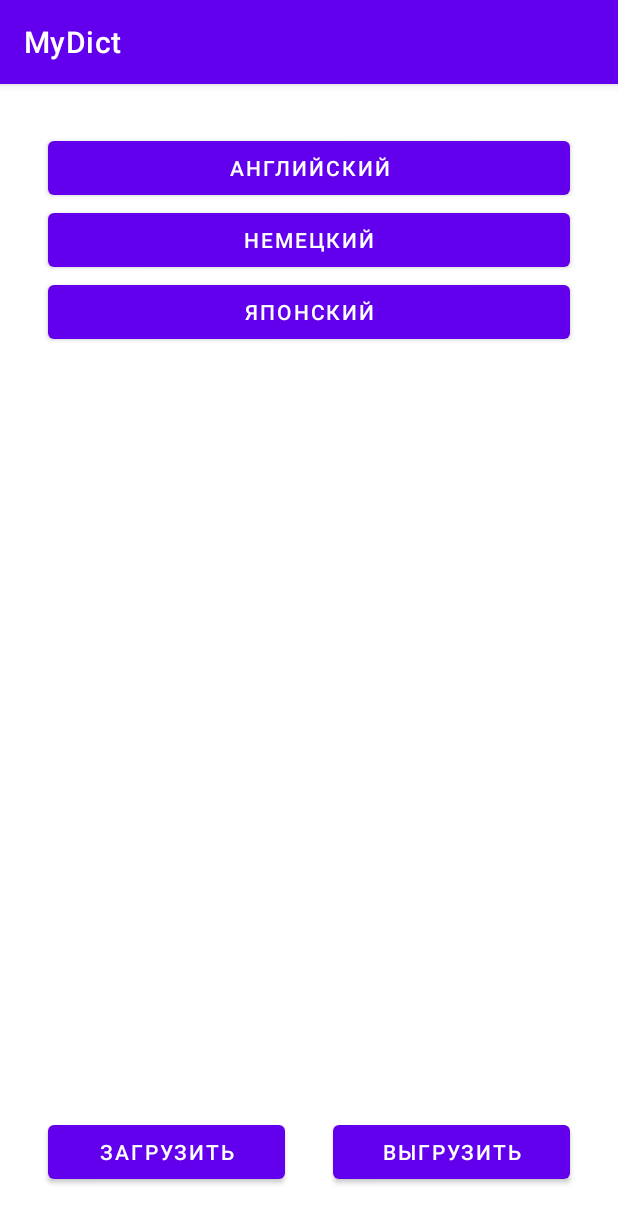
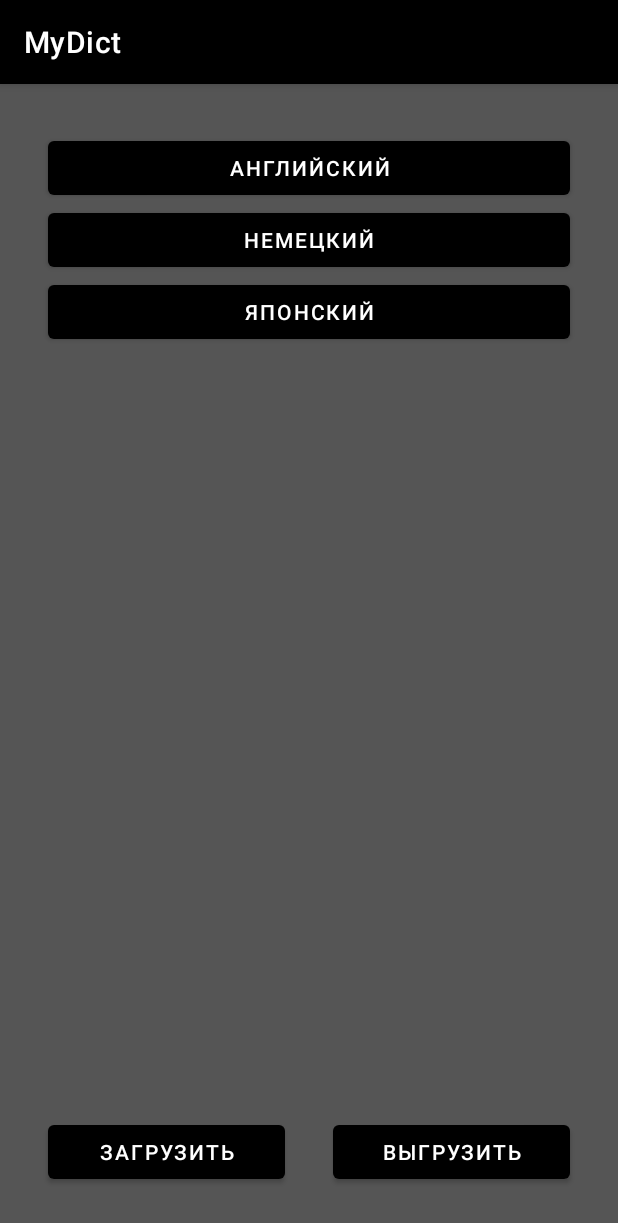
Before and after one commit to tabatsky/MyDict, an Android app: the screen it shows after launch (MainActivity), on a phone screen of 412 x 824 dp. Shown: the top 1223 px of the screen. Run offline under Robolectric (Android 15) with nearby library versions, the phone set to English and light mode, and no system bars; our stand-ins replace navigation-ui.

Commit message:
theme changed

```diff
--- a/app/src/main/res/values-night/themes.xml
+++ /dev/null
@@ -1,16 +0,0 @@
-<resources xmlns:tools="http://schemas.android.com/tools">
-    <!-- Base application theme. -->
-    <style name="Theme.MyDict" parent="Theme.MaterialComponents.DayNight.DarkActionBar">
-        <!-- Primary brand color. -->
-        <item name="colorPrimary">@color/purple_200</item>
-        <item name="colorPrimaryVariant">@color/purple_700</item>
-        <item name="colorOnPrimary">@color/black</item>
-        <!-- Secondary brand color. -->
-        <item name="colorSecondary">@color/teal_200</item>
-        <item name="colorSecondaryVariant">@color/teal_200</item>
-        <item name="colorOnSecondary">@color/black</item>
-        <!-- Status bar color. -->
-        <item name="android:statusBarColor" tools:targetApi="l">?attr/colorPrimaryVariant</item>
-        <!-- Customize your theme here. -->
-    </style>
-</resources>
--- a/app/src/main/res/values/colors.xml
+++ b/app/src/main/res/values/colors.xml
@@ -11,4 +11,5 @@
     <color name="blue">#FFAAAAFF</color>
     <color name="green">#FFAAFFAA</color>
     <color name="red">#FFFFAAAA</color>
+    <color name="gray">#FF555555</color>
 </resources>
--- a/app/src/main/res/values/themes.xml
+++ b/app/src/main/res/values/themes.xml
@@ -10,7 +10,19 @@
         <item name="colorSecondaryVariant">@color/teal_700</item>
         <item name="colorOnSecondary">@color/black</item>
         <!-- Status bar color. -->
-        <item name="android:statusBarColor" tools:targetApi="l">?attr/colorPrimaryVariant</item>
+        <item name="android:statusBarColor" tools:targetApi="l">@color/black</item>
         <!-- Customize your theme here. -->
+        <item name="android:windowBackground">@color/gray</item>
+
+        <item name="materialButtonStyle">@style/Theme.MyDict.Button</item>
+        <item name="actionBarTheme">@style/Theme.MyDict.ActionBar</item>
+    </style>
+
+    <style name="Theme.MyDict.Button" parent="Widget.MaterialComponents.Button">
+        <item name="backgroundTint">@color/black</item>
+    </style>
+
+    <style name="Theme.MyDict.ActionBar" parent="ThemeOverlay.MaterialComponents.Dark.ActionBar">
+        <item name="colorPrimary">@color/black</item>
     </style>
 </resources>
```
